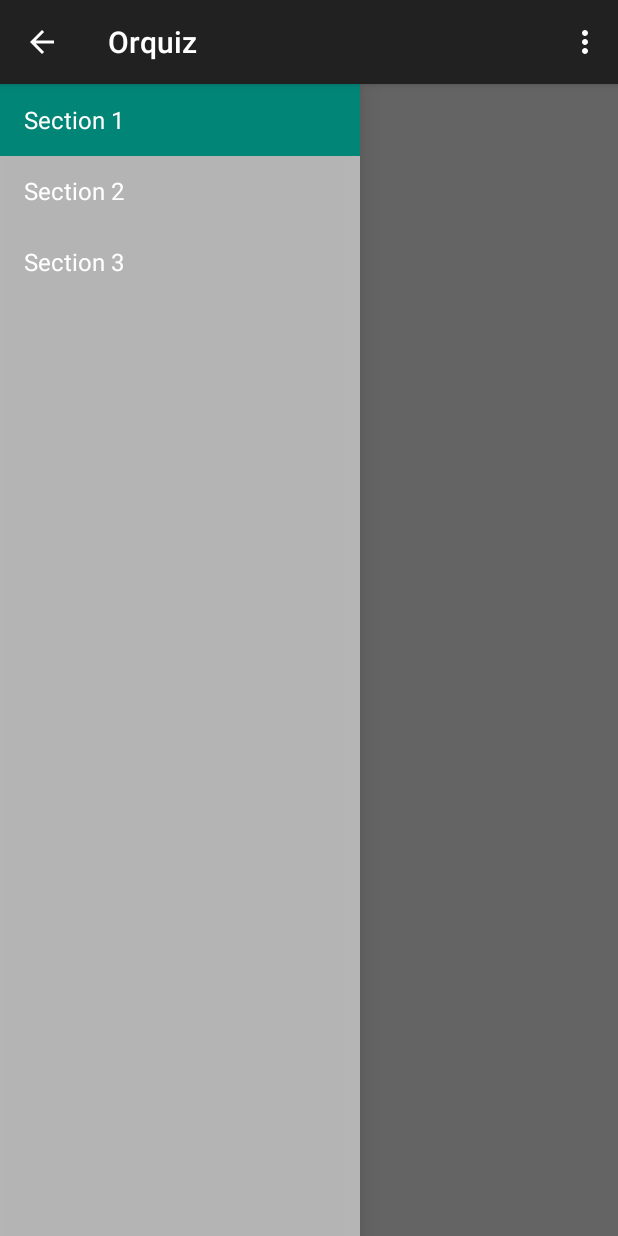
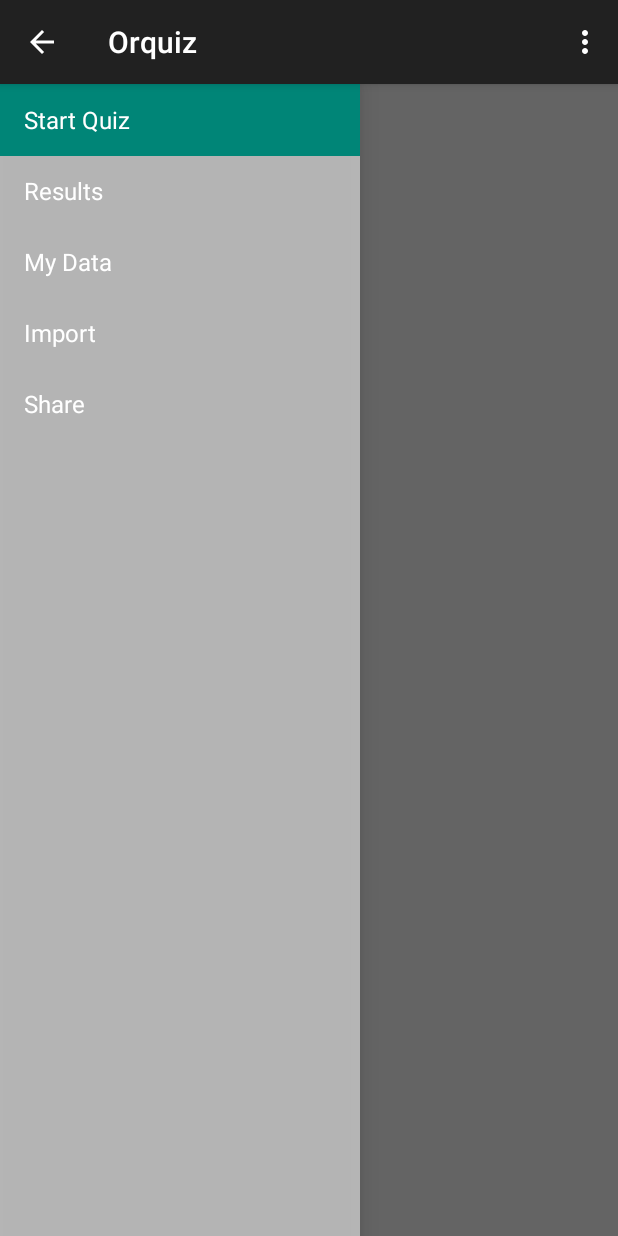
Before and after one commit to jbdqg/Orquiz, an Android app: the screen it shows after launch (MainActivity), on a phone screen of 412 x 824 dp. Run offline under Robolectric (Android 15) with nearby library versions, the phone set to English and light mode, and no system bars; 3 statements that could not run were skipped.

Commit message:
new files

```diff
--- a/app/src/main/java/com/daam/orquiz/NavigationDrawerFragment.java
+++ b/app/src/main/java/com/daam/orquiz/NavigationDrawerFragment.java
@@ -102,9 +102,11 @@ public class NavigationDrawerFragment extends Fragment {
                 android.R.layout.simple_list_item_activated_1,
                 android.R.id.text1,
                 new String[]{
-                        getString(R.string.title_section1),
-                        getString(R.string.title_section2),
-                        getString(R.string.title_section3),
+                        getString(R.string.drawer_optitle_start_quiz),
+                        getString(R.string.drawer_optitle_my_results),
+                        getString(R.string.drawer_optitle_my_data),
+                        getString(R.string.drawer_optitle_import),
+                        getString(R.string.drawer_optitle_share),
                 }));
         mDrawerListView.setItemChecked(mCurrentSelectedPosition, true);
         return mDrawerListView;
--- a/app/src/main/res/values/strings.xml
+++ b/app/src/main/res/values/strings.xml
@@ -1,9 +1,11 @@
 <resources>
     <string name="app_name">Orquiz</string>
 
-    <string name="title_section1">Section 1</string>
-    <string name="title_section2">Section 2</string>
-    <string name="title_section3">Section 3</string>
+    <string name="drawer_optitle_start_quiz">Start Quiz</string>
+    <string name="drawer_optitle_my_results">Results</string>
+    <string name="drawer_optitle_my_data">My Data</string>
+    <string name="drawer_optitle_import">Import</string>
+    <string name="drawer_optitle_share">Share</string>
 
     <string name="navigation_drawer_open">Open navigation drawer</string>
     <string name="navigation_drawer_close">Close navigation drawer</string>
--- a/app/src/main/res/values/styles.xml
+++ b/app/src/main/res/values/styles.xml
@@ -2,6 +2,7 @@
 
     <!-- Base application theme. -->
     <style name="AppTheme" parent="Theme.AppCompat.Light.DarkActionBar">
+    <!--<style name="AppTheme" parent="android:Theme.Holo.Light">-->
         <!-- Customize your theme here. -->
     </style>
 
```
Also changed, not shown: app/src/main/java/com/daam/orquiz/MainActivity.java (+25 -4 lines), 1 other file.
